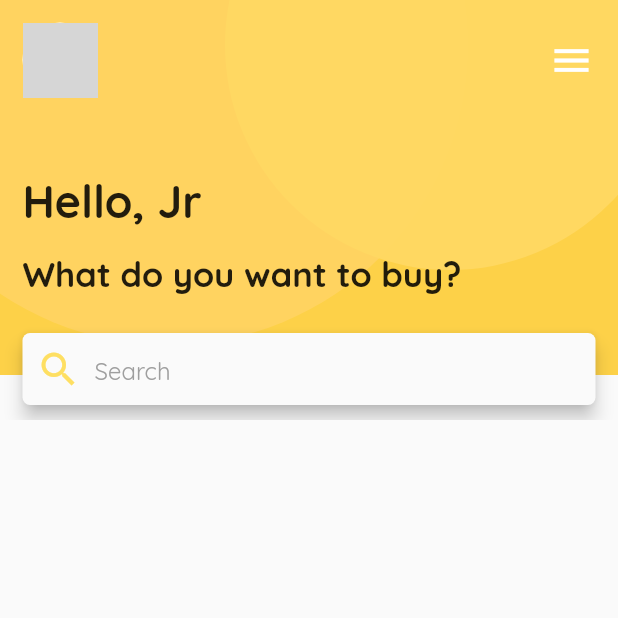
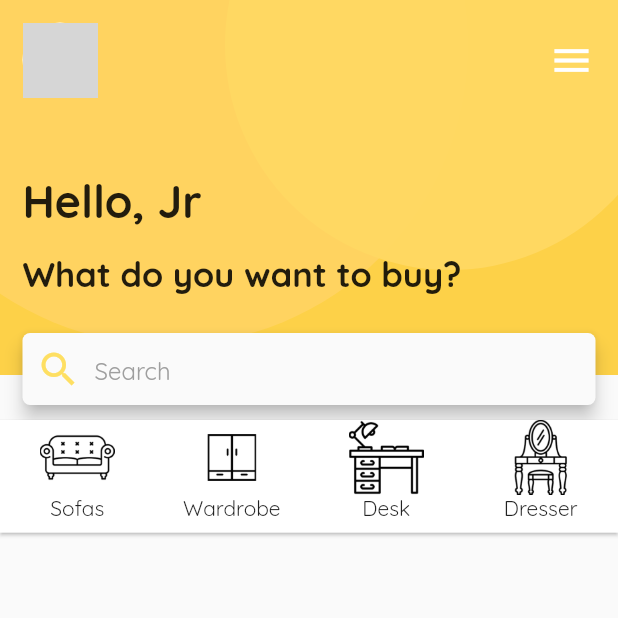
Before and after one commit to hjJunior/flutter-furniture-app, a Flutter app: the screen it shows after launch, on a phone screen of 412 x 824 dp, the top half of it. Run offline on Flutter 3.47's test engine with Material 2 defaults, Android fonts, the phone set to English and light mode, and no system bars; network calls fail; grey boxes are pictures that could not be loaded.

Commit message:
Added tab menu, assets and refactored

```diff
--- a/lib/src/screens/home.dart
+++ b/lib/src/screens/home.dart
@@ -1,5 +1,6 @@
 import 'package:flutter/material.dart';
 import 'package:flutter_furniture_app/src/widgets/header/header.dart';
+import 'package:flutter_furniture_app/src/widgets/tab_bar/tab_bar.dart';
 
 class Home extends StatelessWidget {
   @override
@@ -8,7 +9,20 @@ class Home extends StatelessWidget {
       children: <Widget>[
         Column(
           children: <Widget>[
-            Header()
+            Header(),
+            Stack(
+              children: <Widget>[
+                SizedBox(height: 10.0,),
+                Material(
+                  elevation: 1.0,
+                  child: Container(
+                    height: 75.0,
+                    color: Colors.white,
+                  ),
+                ),
+                TabBarMenu()
+              ],
+            )
           ],
         )
       ],
--- /dev/null
+++ b/lib/src/widgets/tab_bar/item_tab_bar.dart
@@ -0,0 +1,30 @@
+import 'package:flutter/material.dart';
+
+class TabBarMenuItem extends StatelessWidget {
+  final String assetName;
+  final String text;
+
+  TabBarMenuItem({this.assetName, this.text});
+
+  @override
+  Widget build(BuildContext context) => Container(
+    height: 75.0,
+    width: MediaQuery.of(context).size.width / 4,
+    child: Column(
+
+      children: <Widget>[
+        Container(
+          height: 50.0,
+          decoration: BoxDecoration(
+              image: DecorationImage(
+                  image: AssetImage('assets/images/$assetName')
+              )
+          ),
+        ),
+        Text(text, style: TextStyle(
+            fontFamily: 'Quicksand'
+        ),)
+      ],
+    ),
+  );
+}
--- /dev/null
+++ b/lib/src/widgets/tab_bar/tab_bar.dart
@@ -0,0 +1,27 @@
+import 'package:flutter/material.dart';
+import 'item_tab_bar.dart';
+
+class TabBarMenu extends StatelessWidget {
+  @override
+  Widget build(BuildContext context) => Row(
+    mainAxisAlignment: MainAxisAlignment.spaceBetween,
+    children: <Widget>[
+      TabBarMenuItem(
+        assetName: 'sofas.png',
+        text: 'Sofas'
+      ),
+      TabBarMenuItem(
+        assetName: 'wardrobe.png',
+        text: 'Wardrobe'
+      ),
+      TabBarMenuItem(
+        assetName: 'desks.png',
+        text: 'Desk'
+      ),
+      TabBarMenuItem(
+        assetName: 'dressers.png',
+        text: 'Dresser'
+      ),
+    ],
+  );
+}
```
Also changed, not shown: pubspec.yaml (+10 -3 lines), assets/images/anotherchair.jpg (added), assets/images/chair.jpg (added), assets/images/chris.jpg (added), assets/images/desk.png (added), assets/images/desks.png (added), assets/images/dresser.png (added), assets/images/dressers.png (added), assets/images/ottoman.jpg (added), assets/images/sofa.png (added), assets/images/sofad.png (added), assets/images/sofas.png (added), assets/images/wardrobe.png (added).
